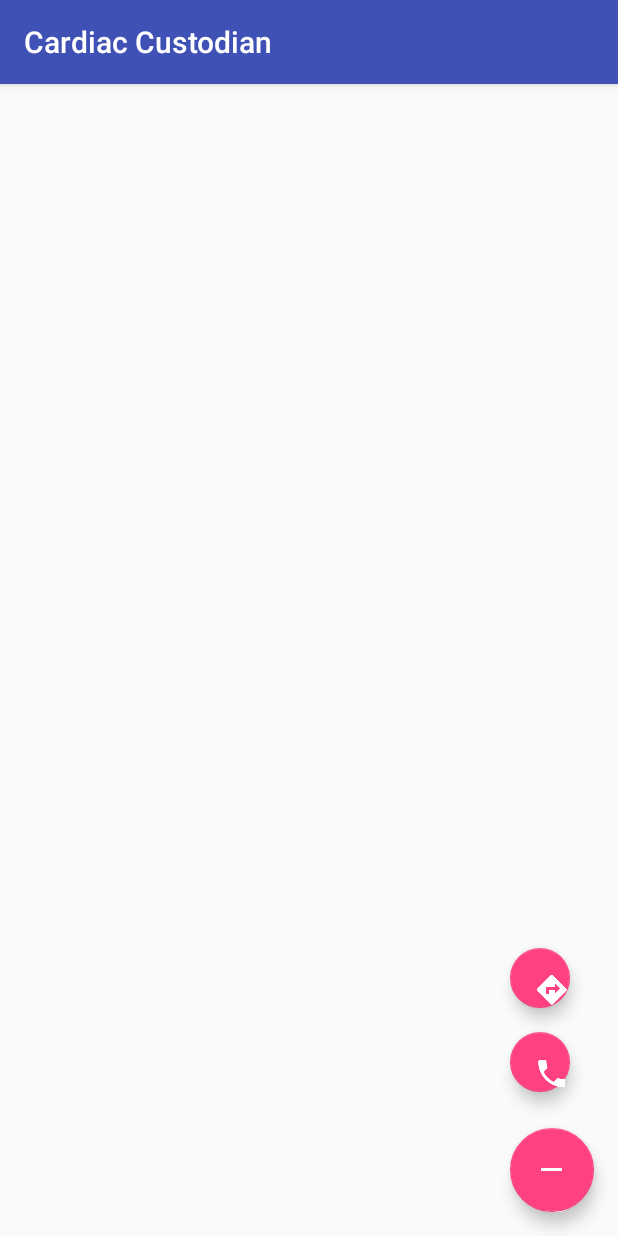
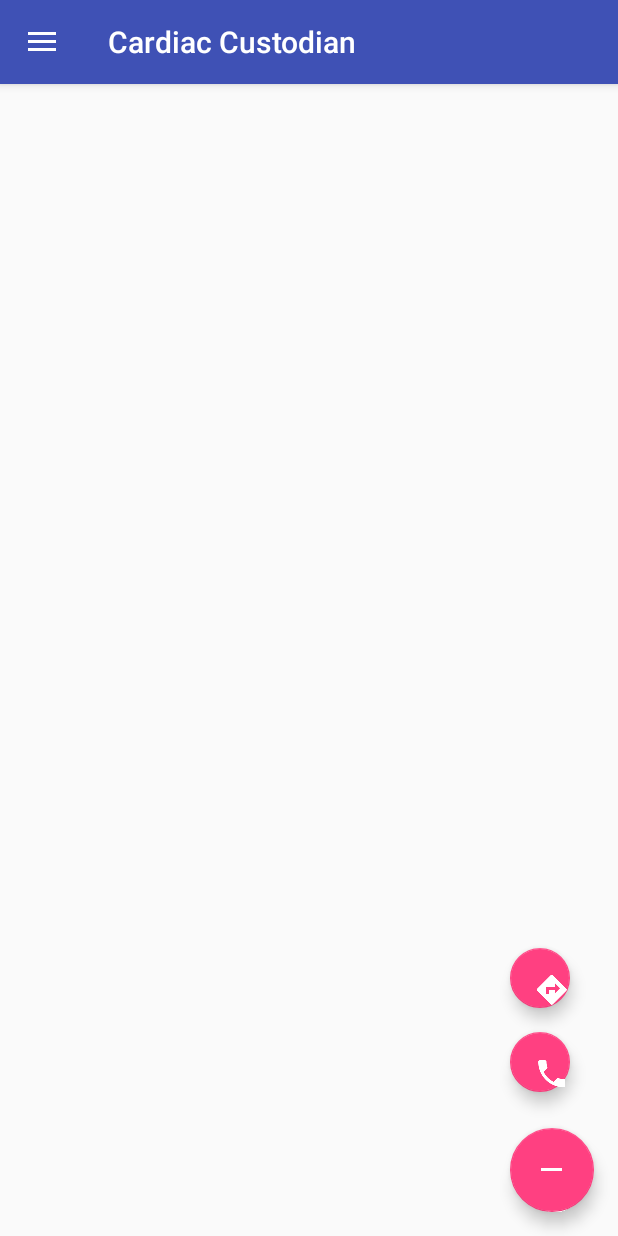
Before and after one commit to ashiqmoh/CardiacCustodian, an Android app: the screen it shows after launch (MainActivity), after a tap on an icon or button, on a phone screen of 412 x 824 dp. Run offline under Robolectric (Android 15) with nearby library versions, the phone set to English and light mode, and no system bars.

Commit message:
Navigation Drawer added

```diff
--- a/app/src/main/java/de/hfu/ashiqmoh/cardiaccustodian/MainActivity.java
+++ b/app/src/main/java/de/hfu/ashiqmoh/cardiaccustodian/MainActivity.java
@@ -13,10 +13,15 @@ import android.os.Handler;
 import android.os.ResultReceiver;
 import android.support.annotation.NonNull;
 import android.support.design.widget.FloatingActionButton;
+import android.support.design.widget.NavigationView;
 import android.support.v4.content.ContextCompat;
+import android.support.v4.view.GravityCompat;
+import android.support.v4.widget.DrawerLayout;
+import android.support.v7.app.ActionBarDrawerToggle;
 import android.support.v7.app.AppCompatActivity;
 import android.support.v7.widget.Toolbar;
 import android.util.Log;
+import android.view.MenuItem;
 import android.view.View;
 import android.widget.Toast;
 
@@ -48,7 +53,8 @@ public class MainActivity extends AppCompatActivity implements
         ConnectionCallbacks,
         OnConnectionFailedListener,
         LocationListener,
-        ResultCallback<LocationSettingsResult> {
+        ResultCallback<LocationSettingsResult>,
+        NavigationView.OnNavigationItemSelectedListener {
 
     protected static final String TAG = "MainActivity";
     protected static final int REQUEST_CHECK_SETTINGS = 0x1;
@@ -74,36 +80,57 @@ public class MainActivity extends AppCompatActivity implements
     protected Boolean mInitialMapLoad;
     private static boolean fab_main_checked = false;
 
+    // widget
+    protected FloatingActionButton mMainFab;
+    protected FloatingActionButton mCallFab;
+    protected FloatingActionButton mNaviFab;
+    protected Toolbar mToolbar;
+    protected DrawerLayout mDrawer;
+
     @Override
     protected void onCreate(Bundle savedInstanceState) {
         super.onCreate(savedInstanceState);
         setContentView(R.layout.activity_main);
 
-        Toolbar toolbar = (Toolbar) findViewById(R.id.toolbar);
-        setSupportActionBar(toolbar);
+        mToolbar = (Toolbar) findViewById(R.id.toolbar);
+        setSupportActionBar(mToolbar);
 
-        final FloatingActionButton fab_main = (FloatingActionButton) findViewById(R.id.fab_main);
-        final FloatingActionButton fab_call = (FloatingActionButton) findViewById(R.id.fab_call);
-        final FloatingActionButton fab_navi = (FloatingActionButton) findViewById(R.id.fab_navi);
+        mResultReceiver = new AddressResultReceiver(new Handler());
 
-        fab_main.setOnClickListener(new View.OnClickListener() {
+        initFloatingActionButtons();
+        initNavigationDrawer();
+        initNavigationView();
+        updateValuesFromBundle(savedInstanceState);
+        buildMapFragment();
+        buildGoogleApiClient();
+        createLocationRequest();
+        buildLocationSettingsRequest();
+        checkLocationSettings();
+    }
+
+    private void initFloatingActionButtons() {
+        mMainFab = (FloatingActionButton) findViewById(R.id.fab_main);
+        mCallFab = (FloatingActionButton) findViewById(R.id.fab_call);
+        mNaviFab = (FloatingActionButton) findViewById(R.id.fab_navi);
+
+        mMainFab.setOnClickListener(new View.OnClickListener() {
             @Override
             public void onClick(View view) {
                 if (fab_main_checked) {
-                    fab_call.setVisibility(FloatingActionButton.INVISIBLE);
-                    fab_navi.setVisibility(FloatingActionButton.INVISIBLE);
-                    fab_main.setImageResource(R.drawable.ic_add_white_24dp);
+                    mCallFab.setVisibility(FloatingActionButton.INVISIBLE);
+                    mNaviFab.setVisibility(FloatingActionButton.INVISIBLE);
+                    mMainFab.setImageResource(R.drawable.ic_add_white_24dp);
                     fab_main_checked = false;
                 } else {
-                    fab_call.setVisibility(FloatingActionButton.VISIBLE);
-                    fab_navi.setVisibility(FloatingActionButton.VISIBLE);
-                    fab_main.setImageResource(R.drawable.ic_remove_white_24dp);
+                    mCallFab.setVisibility(FloatingActionButton.VISIBLE);
+                    mNaviFab.setVisibility(FloatingActionButton.VISIBLE);
+                    mMainFab.setImageResource(R.drawable.ic_remove_white_24dp);
                     fab_main_checked = true;
                 }
             }
         });
 
-        fab_call.setOnClickListener(new View.OnClickListener() {
+        mCallFab.setOnClickListener(new View.OnClickListener() {
             @Override
             public void onClick(View view) {
                 Uri number = Uri.parse("tel:123456");
@@ -111,15 +138,19 @@ public class MainActivity extends AppCompatActivity implements
                 startActivity(callIntent);
             }
         });
+    }
 
-        mResultReceiver = new AddressResultReceiver(new Handler());
+    private void initNavigationDrawer() {
+        mDrawer = (DrawerLayout) findViewById(R.id.drawer_layout);
+        ActionBarDrawerToggle toggle = new ActionBarDrawerToggle(
+                this, mDrawer, mToolbar, R.string.navigation_drawer_open, R.string.navigation_drawer_close);
+        mDrawer.addDrawerListener(toggle);
+        toggle.syncState();
+    }
 
-        updateValuesFromBundle(savedInstanceState);
-        buildMapFragment();
-        buildGoogleApiClient();
-        createLocationRequest();
-        buildLocationSettingsRequest();
-        checkLocationSettings();
+    private void initNavigationView() {
+        NavigationView navigationView = (NavigationView) findViewById(R.id.navigation_view);
+        navigationView.setNavigationItemSelectedListener(this);
     }
 
     private void updateValuesFromBundle(Bundle savedInstanceState) {
@@ -299,6 +330,15 @@ public class MainActivity extends AppCompatActivity implements
     }
 
     @Override
+    public void onBackPressed() {
+        if (mDrawer.isDrawerOpen(GravityCompat.START)) {
+            mDrawer.closeDrawer(GravityCompat.START);
+        } else {
+            super.onBackPressed();
+        }
+    }
+
+    @Override
     protected void onStart() {
         super.onStart();
         mGoogleApiClient.connect();
@@ -348,4 +388,27 @@ public class MainActivity extends AppCompatActivity implements
             mAddressRequested = false;
         }
     }
+
+    @Override
+    public boolean onNavigationItemSelected(MenuItem item) {
+        mDrawer.closeDrawer(GravityCompat.START);
+        switch (item.getItemId()) {
+            case R.id.nav_main_map:
+                return true;
+            case R.id.nav_defi_map:
+                return true;
+            case R.id.nav_first_aid_instruction:
+                return true;
+            case R.id.nav_user_profile:
+                return true;
+            case R.id.nav_settings:
+                return true;
+            case R.id.nav_help:
+                return true;
+            case R.id.nav_send_feedback:
+                return true;
+            default:
+                return true;
+        }
+    }
 }
--- a/app/src/main/res/layout/activity_main.xml
+++ b/app/src/main/res/layout/activity_main.xml
@@ -1,73 +1,27 @@
 <?xml version="1.0" encoding="utf-8" ?>
-<android.support.design.widget.CoordinatorLayout
+<android.support.v4.widget.DrawerLayout
     xmlns:android="http://schemas.android.com/apk/res/android"
     xmlns:app="http://schemas.android.com/apk/res-auto"
     xmlns:tools="http://schemas.android.com/tools"
+    android:id="@+id/drawer_layout"
     android:layout_width="match_parent"
     android:layout_height="match_parent"
     android:fitsSystemWindows="true"
-    tools:context="de.hfu.ashiqmoh.cardiaccustodian.MainActivity"
-    android:id="@+id/activity_main">
+    tools:openDrawer="start">
 
-    <android.support.design.widget.AppBarLayout
+    <!-- main screen content -->
+    <include
+        layout="@layout/app_bar_main"
         android:layout_width="match_parent"
-        android:layout_height="wrap_content"
-        android:theme="@style/AppTheme.AppBarOverlay">
+        android:layout_height="match_parent" />
 
-        <android.support.v7.widget.Toolbar
-            android:id="@+id/toolbar"
-            android:layout_width="match_parent"
-            android:layout_height="?attr/actionBarSize"
-            android:background="?attr/colorPrimary"
-            app:popupTheme="@style/AppTheme.PopupOverlay" />
+    <android.support.design.widget.NavigationView
+        android:id="@+id/navigation_view"
+        android:layout_width="wrap_content"
+        android:layout_height="match_parent"
+        android:layout_gravity="start"
+        android:fitsSystemWindows="true"
+        app:headerLayout="@layout/nav_header_main"
+        app:menu="@menu/activity_main_drawer" />
 
-    </android.support.design.widget.AppBarLayout>
-
-    <include layout="@layout/content_main" />
-
-    <android.support.design.widget.FloatingActionButton
-        android:id="@+id/fab_main"
-        android:layout_width="56dp"
-        android:layout_height="56dp"
-        android:elevation="6dp"
-        android:layout_gravity="bottom|end"
-        android:layout_margin="16dp"
-        android:src="@drawable/ic_add_white_24dp" />
-
-    <android.support.design.widget.FloatingActionButton
-        android:id="@+id/fab_call"
-        android:layout_width="40dp"
-        android:layout_height="40dp"
-        android:scaleType="center"
-        android:elevation="2dp"
-        android:layout_gravity="top|end"
-        android:layout_marginBottom="96dp"
-        android:layout_marginEnd="0dp"
-        android:layout_marginLeft="0dp"
-        android:layout_marginRight="0dp"
-        android:layout_marginStart="0dp"
-        android:layout_marginTop="0dp"
-        android:visibility="invisible"
-        app:layout_anchor="@id/fab_main"
-        app:layout_anchorGravity="top"
-        android:src="@drawable/ic_call_white_24dp" />
-
-    <android.support.design.widget.FloatingActionButton
-        android:id="@+id/fab_navi"
-        android:layout_width="40dp"
-        android:layout_height="40dp"
-        android:scaleType="center"
-        android:elevation="2dp"
-        android:layout_gravity="top|end"
-        android:layout_marginBottom="152dp"
-        android:layout_marginEnd="0dp"
-        android:layout_marginLeft="0dp"
-        android:layout_marginRight="0dp"
-        android:layout_marginStart="0dp"
-        android:layout_marginTop="0dp"
-        android:visibility="invisible"
-        app:layout_anchor="@id/fab_call"
-        app:layout_anchorGravity="top"
-        android:src="@drawable/ic_directions_white_24dp" />
-
-</android.support.design.widget.CoordinatorLayout>
+</android.support.v4.widget.DrawerLayout>
--- /dev/null
+++ b/app/src/main/res/layout/app_bar_main.xml
@@ -0,0 +1,73 @@
+<?xml version="1.0" encoding="utf-8" ?>
+<android.support.design.widget.CoordinatorLayout
+    xmlns:android="http://schemas.android.com/apk/res/android"
+    xmlns:app="http://schemas.android.com/apk/res-auto"
+    xmlns:tools="http://schemas.android.com/tools"
+    android:layout_width="match_parent"
+    android:layout_height="match_parent"
+    android:fitsSystemWindows="true"
+    tools:context="de.hfu.ashiqmoh.cardiaccustodian.MainActivity"
+    android:id="@+id/activity_main">
+
+    <android.support.design.widget.AppBarLayout
+        android:layout_width="match_parent"
+        android:layout_height="wrap_content"
+        android:theme="@style/AppTheme.AppBarOverlay">
+
+        <android.support.v7.widget.Toolbar
+            android:id="@+id/toolbar"
+            android:layout_width="match_parent"
+            android:layout_height="?attr/actionBarSize"
+            android:background="?attr/colorPrimary"
+            app:popupTheme="@style/AppTheme.PopupOverlay" />
+
+    </android.support.design.widget.AppBarLayout>
+
+    <include layout="@layout/content_main" />
+
+    <android.support.design.widget.FloatingActionButton
+        android:id="@+id/fab_main"
+        android:layout_width="56dp"
+        android:layout_height="56dp"
+        android:elevation="6dp"
+        android:layout_gravity="bottom|end"
+        android:layout_margin="16dp"
+        android:src="@drawable/ic_add_white_24dp" />
+
+    <android.support.design.widget.FloatingActionButton
+        android:id="@+id/fab_call"
+        android:layout_width="40dp"
+        android:layout_height="40dp"
+        android:scaleType="center"
+        android:elevation="2dp"
+        android:layout_gravity="top|end"
+        android:layout_marginBottom="96dp"
+        android:layout_marginEnd="0dp"
+        android:layout_marginLeft="0dp"
+        android:layout_marginRight="0dp"
+        android:layout_marginStart="0dp"
+        android:layout_marginTop="0dp"
+        android:visibility="invisible"
+        app:layout_anchor="@id/fab_main"
+        app:layout_anchorGravity="top"
+        android:src="@drawable/ic_call_white_24dp" />
+
+    <android.support.design.widget.FloatingActionButton
+        android:id="@+id/fab_navi"
+        android:layout_width="40dp"
+        android:layout_height="40dp"
+        android:scaleType="center"
+        android:elevation="2dp"
+        android:layout_gravity="top|end"
+        android:layout_marginBottom="152dp"
+        android:layout_marginEnd="0dp"
+        android:layout_marginLeft="0dp"
+        android:layout_marginRight="0dp"
+        android:layout_marginStart="0dp"
+        android:layout_marginTop="0dp"
+        android:visibility="invisible"
+        app:layout_anchor="@id/fab_call"
+        app:layout_anchorGravity="top"
+        android:src="@drawable/ic_directions_white_24dp" />
+
+</android.support.design.widget.CoordinatorLayout>
--- /dev/null
+++ b/app/src/main/res/menu/activity_main_drawer.xml
@@ -0,0 +1,31 @@
+<?xml version="1.0" encoding="utf-8"?>
+<menu xmlns:android="http://schemas.android.com/apk/res/android">
+
+    <group android:checkableBehavior="single">
+        <item
+            android:id="@+id/nav_main_map"
+            android:title="@string/menu_main_map" />
+        <item
+            android:id="@+id/nav_defi_map"
+            android:title="@string/menu_map_defi" />
+        <item
+            android:id="@+id/nav_first_aid_instruction"
+            android:title="@string/menu_first_aid_instruction" />
+    </group>
+
+    <group>
+        <item
+            android:id="@+id/nav_user_profile"
+            android:title="@string/menu_user_profile" />
+        <item
+            android:id="@+id/nav_settings"
+            android:title="@string/menu_settings" />
+        <item
+            android:id="@+id/nav_help"
+            android:title="@string/menu_help" />
+        <item
+            android:id="@+id/nav_send_feedback"
+            android:title="@string/menu_send_feedback" />
+    </group>
+
+</menu>
--- /dev/null
+++ b/app/src/main/res/values-v21/styles.xml
@@ -0,0 +1,9 @@
+<?xml version="1.0" encoding="utf-8"?>
+<resources>
+    <style name="AppTheme.NoActionBar">
+        <item name="windowActionBar">false</item>
+        <item name="windowNoTitle">true</item>
+        <item name="android:windowDrawsSystemBarBackgrounds">true</item>
+        <item name="android:statusBarColor">@android:color/transparent</item>
+    </style>
+</resources>
--- /dev/null
+++ b/app/src/main/res/values/drawables.xml
@@ -0,0 +1,4 @@
+<?xml version="1.0" encoding="utf-8"?>
+<resources>
+
+</resources>
--- a/app/src/main/res/values/strings.xml
+++ b/app/src/main/res/values/strings.xml
@@ -1,6 +1,9 @@
 <resources>
     <string name="app_name">Cardiac Custodian</string>
     <string name="title_activity_main">Cardiac Custodian</string>
+
+    <string name="nav_drawer_username">Username</string>
+    <string name="nav_drawer_user_password">user.password@example.com</string>
 
     <string name="no_geocoder_available">No geocoder available</string>
     <string name="fetch_address">Fetch address</string>
@@ -9,4 +12,17 @@
     <string name="no_location_data_provided">No location data provided</string>
     <string name="service_not_available">Sorry, the service is not available</string>
     <string name="invalid_lat_long_used">Invalid latitude or longitude used</string>
+
+    <!-- Navigation drawer open/close -->
+    <string name="navigation_drawer_open">Open navigation drawer</string>
+    <string name="navigation_drawer_close">Close navigation drawer</string>
+
+    <!-- Navigation Drawer item list -->
+    <string name="menu_main_map">Main Map</string>
+    <string name="menu_map_defi">Show defibrillator</string>
+    <string name="menu_first_aid_instruction">First Aid Instruction</string>
+    <string name="menu_user_profile">User Profile</string>
+    <string name="menu_settings">Settings</string>
+    <string name="menu_help">Help</string>
+    <string name="menu_send_feedback">Send feedback</string>
 </resources>
```
Also changed, not shown: app/build.gradle (+5 -5 lines), app/src/main/res/drawable/side_nav_bar.xml (added, +11 -0 lines), app/src/main/res/layout/nav_header_main.xml (added, +35 -0 lines), app/src/main/res/values/dimens.xml (added, +11 -0 lines).
